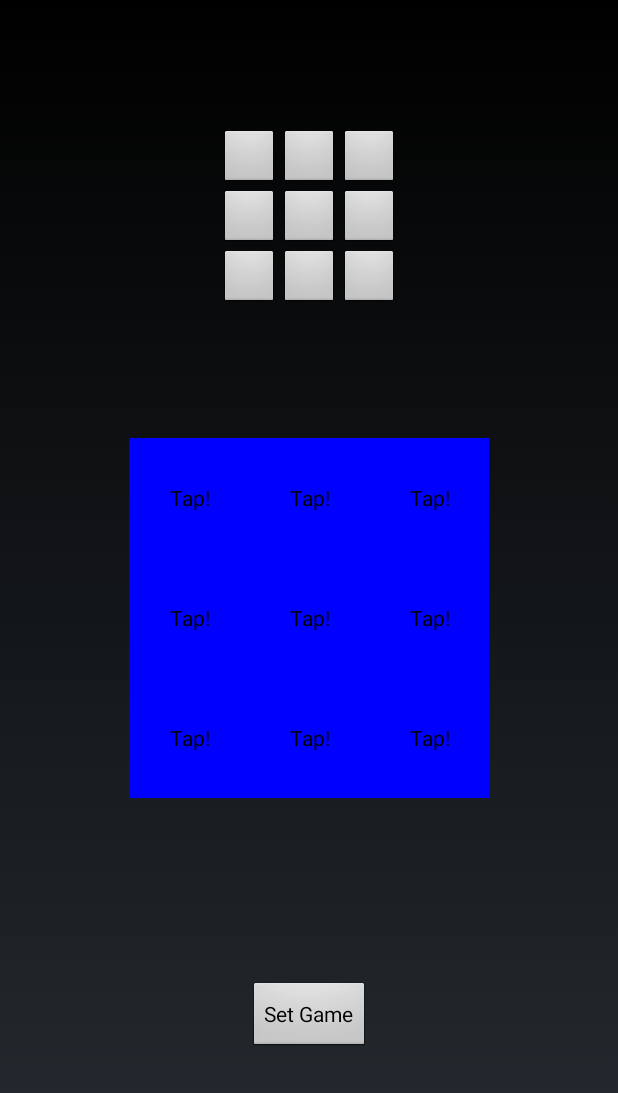
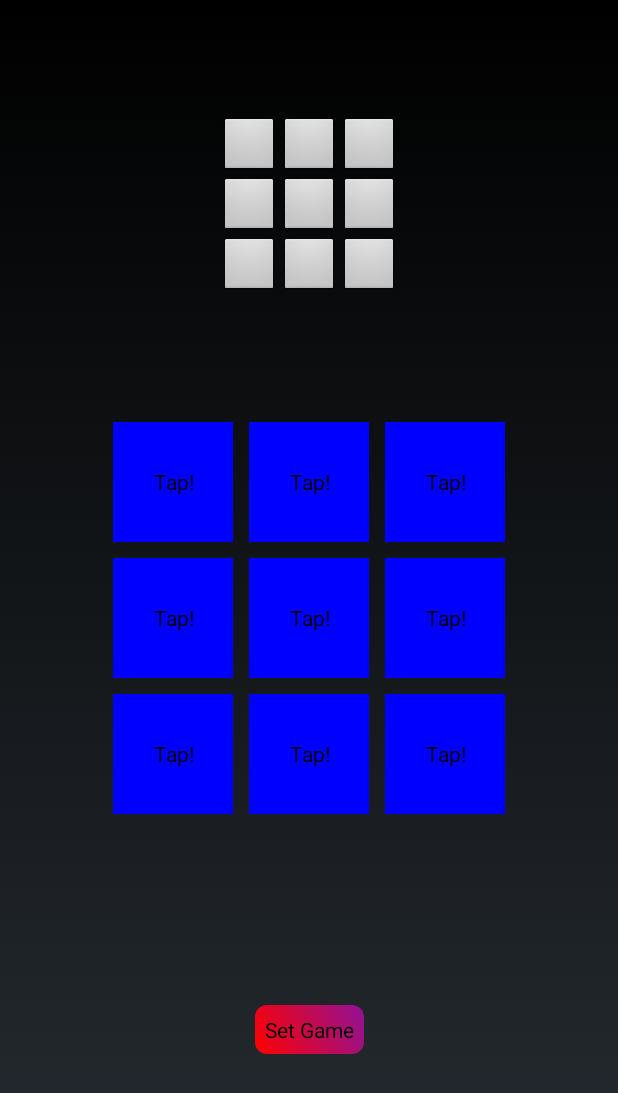
Before and after one commit to Nao-RandD/GameCreate, an Android app: the MainActivity screen opened directly, with no data from a screen before it, on a phone screen of 412 x 824 dp. Shown: the top 1093 px of the screen. Run offline under Robolectric (Android 15) with nearby library versions, the light colour scheme and no system bars.

Commit message:
[fix] Fix Button margin.

```diff
--- /dev/null
+++ b/app/src/main/res/drawable/button_background.xml
@@ -0,0 +1,13 @@
+<?xml version="1.0" encoding="utf-8"?>
+<shape xmlns:android="http://schemas.android.com/apk/res/android"
+    android:shape="rectangle">
+    <gradient
+        android:startColor="#FFFF0000"
+        android:endColor="#80FF00FF"
+        android:angle="45"/>
+    <padding android:left="7dp"
+        android:top="7dp"
+        android:right="7dp"
+        android:bottom="7dp" />
+    <corners android:radius="8dp" />
+</shape>
--- a/app/src/main/res/layout/activity_main.xml
+++ b/app/src/main/res/layout/activity_main.xml
@@ -1,11 +1,11 @@
 <?xml version="1.0" encoding="utf-8"?>
-<androidx.constraintlayout.widget.ConstraintLayout
-    xmlns:android="http://schemas.android.com/apk/res/android"
+<androidx.constraintlayout.widget.ConstraintLayout xmlns:android="http://schemas.android.com/apk/res/android"
     xmlns:app="http://schemas.android.com/apk/res-auto"
     xmlns:tools="http://schemas.android.com/tools"
-    tools:context=".MainActivity"
+    android:layout_width="match_parent"
     android:layout_height="match_parent"
-    android:layout_width="match_parent">
+    android:background="#00000000"
+    tools:context=".MainActivity">
 
     <LinearLayout
         android:id="@+id/ans_linearLayout"
@@ -101,6 +101,7 @@
                 android:id="@+id/tile_1"
                 android:layout_width="80dp"
                 android:layout_height="80dp"
+                android:layout_margin="5dp"
                 android:background="#0000FF"
                 android:text="@string/tile_name" />
 
@@ -108,6 +109,7 @@
                 android:id="@+id/tile_2"
                 android:layout_width="80dp"
                 android:layout_height="80dp"
+                android:layout_margin="5dp"
                 android:background="#0000FF"
                 android:text="@string/tile_name" />
 
@@ -115,6 +117,7 @@
                 android:id="@+id/tile_3"
                 android:layout_width="80dp"
                 android:layout_height="80dp"
+                android:layout_margin="5dp"
                 android:background="#0000FF"
                 android:text="@string/tile_name" />
         </LinearLayout>
@@ -128,6 +131,7 @@
                 android:id="@+id/tile_4"
                 android:layout_width="80dp"
                 android:layout_height="80dp"
+                android:layout_margin="5dp"
                 android:background="#0000FF"
                 android:text="@string/tile_name" />
 
@@ -135,6 +139,7 @@
                 android:id="@+id/tile_5"
                 android:layout_width="80dp"
                 android:layout_height="80dp"
+                android:layout_margin="5dp"
                 android:background="#0000FF"
                 android:text="@string/tile_name" />
 
@@ -142,6 +147,7 @@
                 android:id="@+id/tile_6"
                 android:layout_width="80dp"
                 android:layout_height="80dp"
+                android:layout_margin="5dp"
                 android:background="#0000FF"
                 android:text="@string/tile_name" />
         </LinearLayout>
@@ -155,6 +161,7 @@
                 android:id="@+id/tile_7"
                 android:layout_width="80dp"
                 android:layout_height="80dp"
+                android:layout_margin="5dp"
                 android:background="#0000FF"
                 android:text="@string/tile_name" />
 
@@ -162,6 +169,7 @@
                 android:id="@+id/tile_8"
                 android:layout_width="80dp"
                 android:layout_height="80dp"
+                android:layout_margin="5dp"
                 android:background="#0000FF"
                 android:text="@string/tile_name" />
 
@@ -169,6 +177,7 @@
                 android:id="@+id/tile_9"
                 android:layout_width="80dp"
                 android:layout_height="80dp"
+                android:layout_margin="5dp"
                 android:background="#0000FF"
                 android:text="@string/tile_name" />
         </LinearLayout>
@@ -179,6 +188,7 @@
         android:id="@+id/set_button"
         android:layout_width="wrap_content"
         android:layout_height="wrap_content"
+        android:background="@drawable/button_background"
         android:text="Set Game"
         app:layout_constraintBottom_toBottomOf="parent"
         app:layout_constraintEnd_toEndOf="parent"
--- a/app/src/main/res/layout/activity_top.xml
+++ b/app/src/main/res/layout/activity_top.xml
@@ -13,6 +13,7 @@
         android:layout_width="wrap_content"
         android:layout_height="wrap_content"
         android:text="TileSlipGame"
+        android:textAppearance="@style/TextAppearance.AppCompat.Body1"
         android:textColor="#FF5722"
         android:textColorHighlight="#2196F3"
         android:textColorHint="#3F51B5"
@@ -30,9 +31,9 @@
         android:checkable="true"
         android:text="START"
         android:textSize="50dp"
-        app:backgroundTint="#00FFFFFF"
         app:layout_constraintBottom_toBottomOf="parent"
         app:layout_constraintEnd_toEndOf="parent"
         app:layout_constraintStart_toStartOf="parent"
-        app:layout_constraintTop_toTopOf="parent" />
+        app:layout_constraintTop_toTopOf="parent"
+        android:background="@drawable/button_background"/>
 </androidx.constraintlayout.widget.ConstraintLayout>
```
